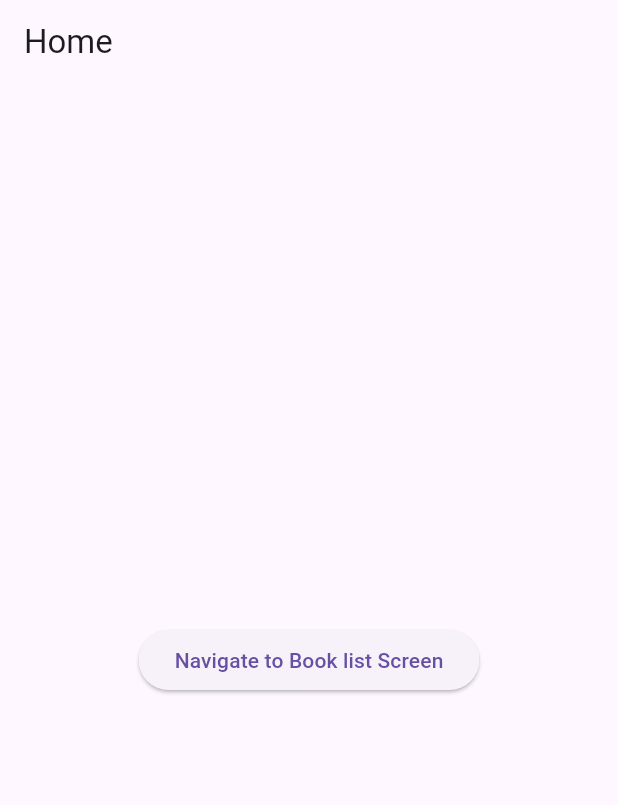
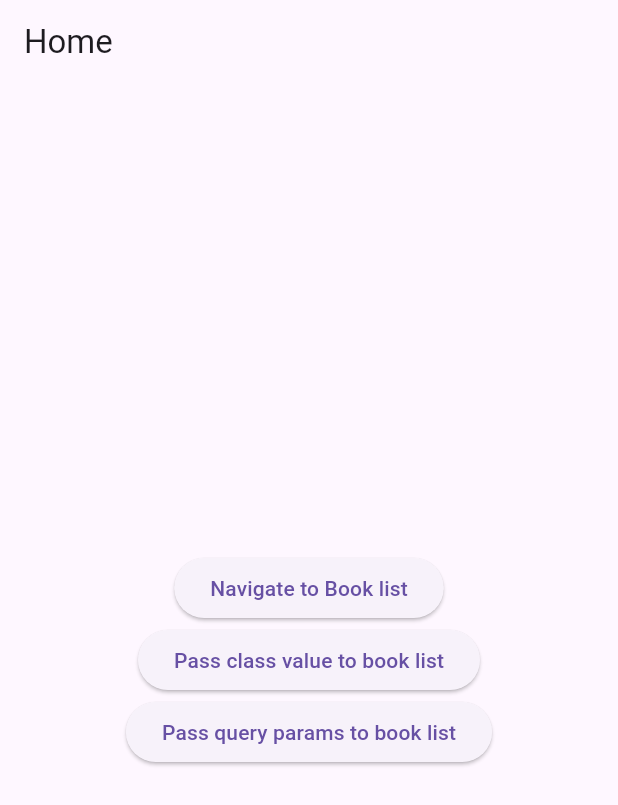
Before and after one commit to atarek017/auto-route, a Flutter app: the screen it shows after launch, on a phone screen of 412 x 824 dp. Shown: the top 805 px of the screen. Run offline on Flutter 3.47's test engine with Material 2 defaults, Android fonts, the phone set to English and light mode, and no system bars; our stand-ins replace auto_route.

Commit message:
add: Passing the data between the screens

```diff
--- a/lib/routes/router.dart
+++ b/lib/routes/router.dart
@@ -1,6 +1,5 @@
 import 'package:auto_route/auto_route.dart';
 import 'package:rout_tow/routes/router.gr.dart';
-
 
 @AutoRouterConfig(replaceInRouteName: 'Page,Route')
 class AppRouter extends $AppRouter {
@@ -12,7 +11,14 @@
     AutoRoute(page: HomeRoute.page, path: '/'),
     AutoRoute(
       page: BookListRoute.page,
+      path: '/:id',
     ),
-    AutoRoute(page: BookDetailsRoute.page),
+    AutoRoute(
+      page: BookDetailsRoute.page,
+      path: '/book-details',
+    ),
+
+    // if the path matches to home, it will redirect to home screen
+    RedirectRoute(path: '/home/*', redirectTo: '/'),
   ];
 }
--- a/lib/screens/HomePage.dart
+++ b/lib/screens/HomePage.dart
@@ -1,6 +1,8 @@
 import 'package:auto_route/auto_route.dart';
 import 'package:flutter/material.dart';
 import 'package:rout_tow/routes/router.gr.dart';
+
+import '../class/person_class.dart';
 
 @RoutePage()
 class HomePage extends StatelessWidget {
@@ -13,13 +15,35 @@
         title: const Text("Home"),
       ),
       body: Center(
-        child: ElevatedButton(
-          onPressed: () => context.pushRoute(
-            const BookListRoute(),
-          ),
-          child: const Text(
-            "Navigate to Book list Screen",
-          ),
+        child: Column(
+          mainAxisAlignment: MainAxisAlignment.center,
+          crossAxisAlignment: CrossAxisAlignment.center,
+          children: [
+            ElevatedButton(
+              onPressed: () => context.pushRoute(BookListRoute(id: '1')),
+              child: const Text(
+                "Navigate to Book list",
+              ),
+            ),
+            ElevatedButton(
+              onPressed: () => context.pushRoute(
+                BookListRoute(
+                  id: '2',
+                  person: Person(name: "Cavin"),
+                ),
+              ),
+              child: const Text("Pass class value to book list"),
+            ),
+            ElevatedButton(
+              onPressed: () => context.pushRoute(
+                BookListRoute(
+                  id: '2',
+                  showName: true,
+                ),
+              ),
+              child: const Text("Pass query params to book list"),
+            ),
+          ],
         ),
       ),
     );
```
Also changed, not shown: lib/screens/BookListPage.dart (+36 -6 lines), lib/routes/router.gr.dart.
